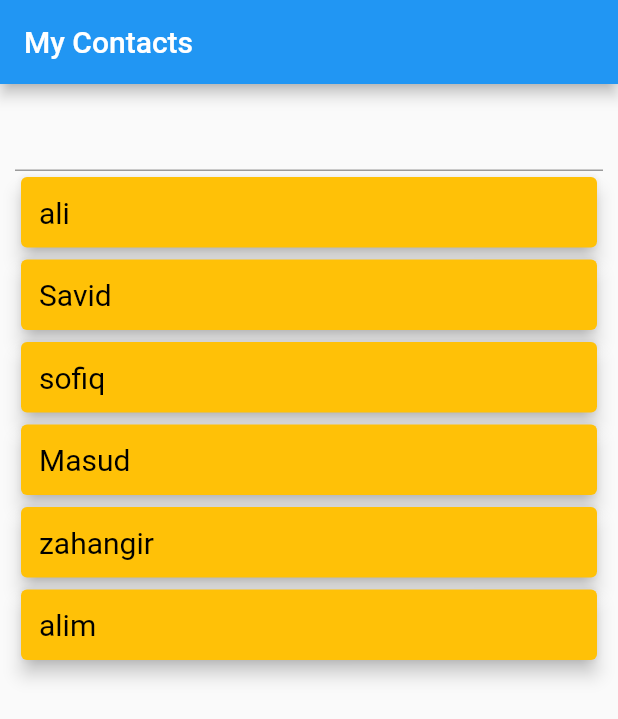
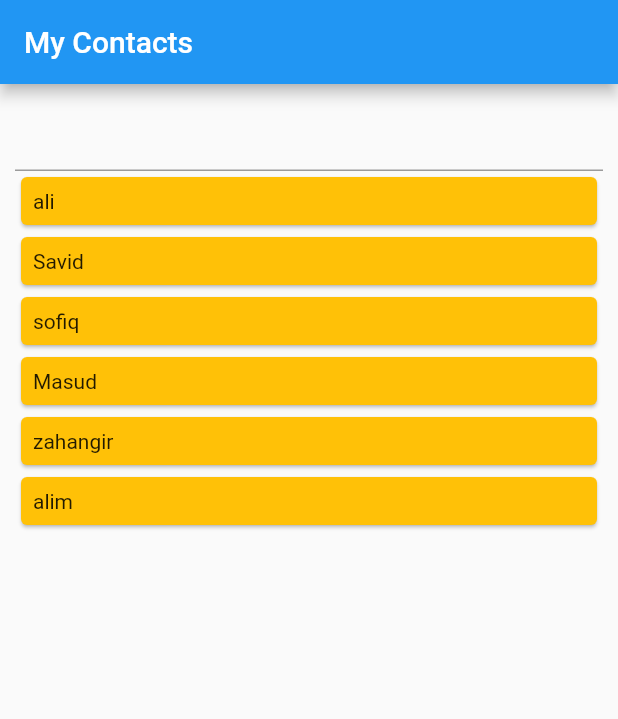
Before and after one commit to ZahangirAlamJP/10, a Flutter app: the screen it shows after launch, on a phone screen of 412 x 824 dp. Shown: the top 719 px of the screen. Run offline on Flutter 3.47's test engine with Material 2 defaults, Android fonts, the phone set to English and light mode, and no system bars.

```diff
--- a/lib/main.dart
+++ b/lib/main.dart
@@ -35,7 +35,7 @@ class _MyAppState extends State<MyApp> {
       ),
       body: Padding(
         padding: const EdgeInsets.all(10.0),
-        child: ListView(
+        child: Column(
             //  crossAxisAlignment: CrossAxisAlignment.stretch,
             children: [
               TextFormField(
@@ -47,27 +47,20 @@ class _MyAppState extends State<MyApp> {
                   });
                 },
               ),
-              ...List.generate(
-                names.length,
-                (index) => Dismissible(
-                  key: UniqueKey(),
-                  onDismissed: (v) {
-                    names.remove(index);
-                    // ScaffoldMessenger.of(context)
-                    //     .showSnackBar(SnackBar(content: Text('Delated')));
-                  },
-                  child: Card(
-                    elevation: 5,
-                    color: Colors.amber,
-                    child: Padding(
-                      padding: const EdgeInsets.all(12.0),
-                      child: Text(
-                        names[index],
-                        style: myStyle,
-                      ),
-                    ),
-                  ),
-                ),
+              // Note : symbols  // BuiltContest < c // Index < i ///
+              Expanded(
+                child: ListView.builder(
+                    itemCount: names.length,
+                    physics: BouncingScrollPhysics(),
+                    itemBuilder: (c, i) {
+                      return Card(
+                        color: Colors.amber,
+                        child: Padding(
+                          padding: const EdgeInsets.all(8.0),
+                          child: Text('${names[i]}'),
+                        ),
+                      );
+                    }),
               ),
             ]),
       ),
```
